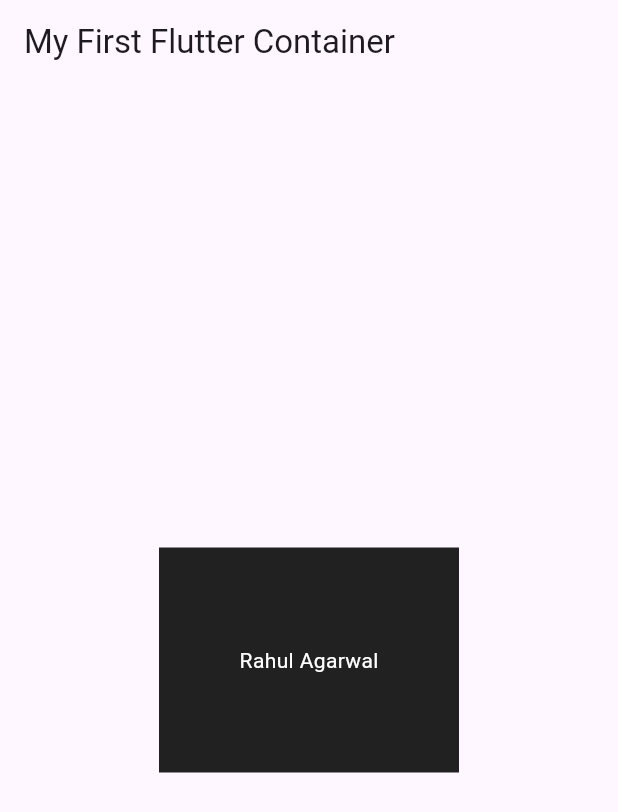
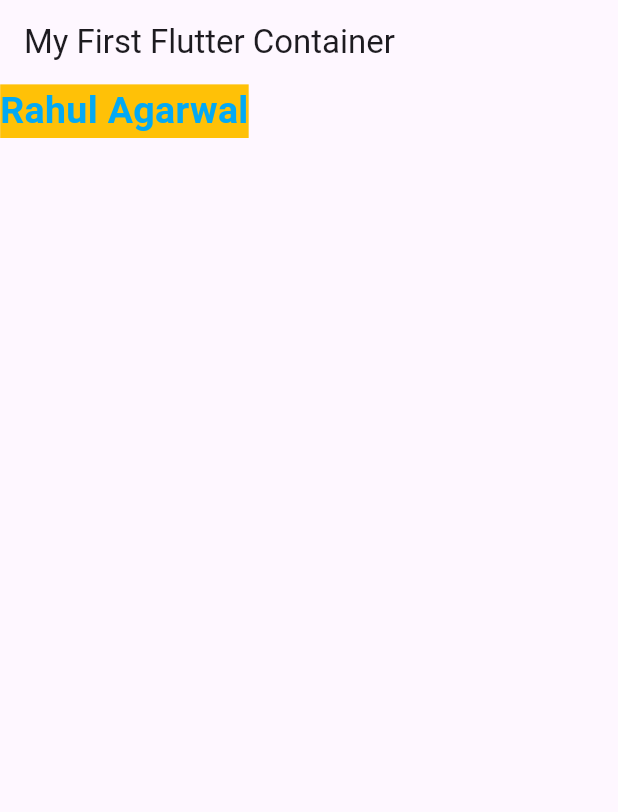
Before and after one commit to heyRahull/flutter, a Flutter app: the screen it shows after launch, on a phone screen of 412 x 824 dp. Shown: the top 812 px of the screen. Run offline on Flutter 3.47's test engine with Material 3 defaults, Android fonts, the light colour scheme and no system bars.

Commit message:
Text Widget in FLutter

```diff
--- a/lib/main.dart
+++ b/lib/main.dart
@@ -10,21 +10,9 @@ class MyApp extends StatelessWidget {
     return MaterialApp(
       home: Scaffold(
         appBar: AppBar(title: Text("My First Flutter Container")),
-        //  Exercise on Center Widget - Create a container, make it center and
-        //  add a text and make it center of container.
-        body: Center(
-          child: Container(
-            width: 200,
-            height: 150,
-            color: Colors.black87,
-            child: Center(
-              child: Text(
-                "Rahul Agarwal",
-                style: TextStyle(color: Colors.white),
-              ),
-            ),
-          ),
-        ),
+        // Text Widget in Flutter
+        body: Text("Rahul Agarwal", style: TextStyle(color: Colors.lightBlue, fontWeight: FontWeight.bold, fontSize: 25, backgroundColor: Colors.amber),),
+
       ),
     );
   }
```
